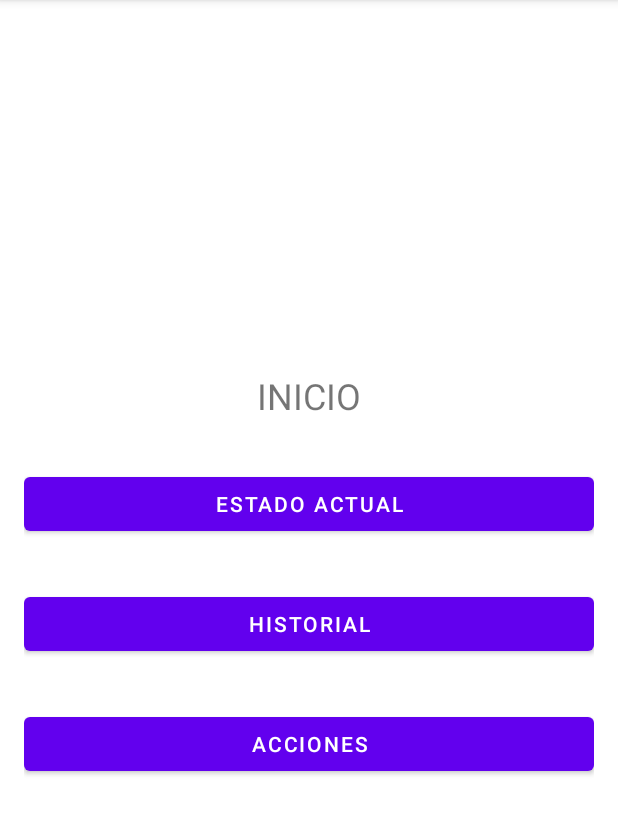
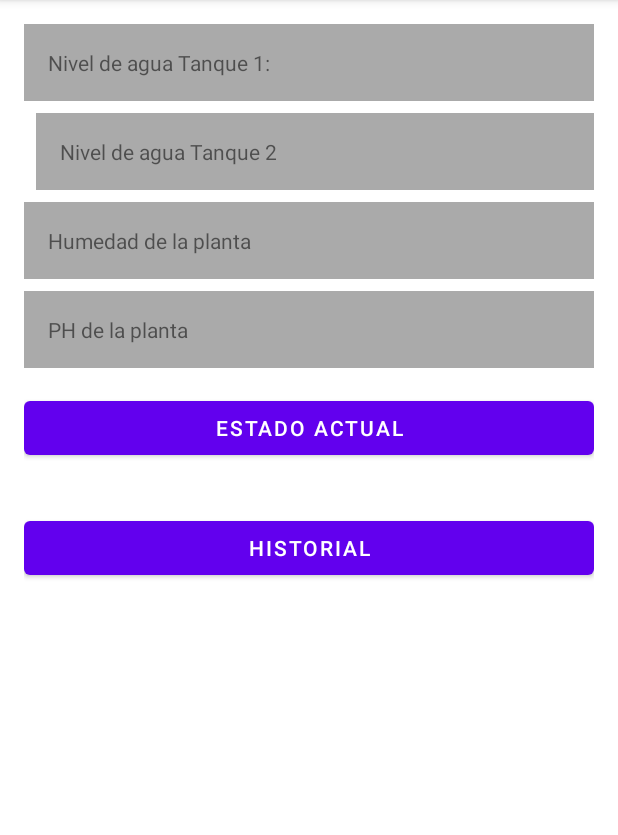
Before and after one commit to CAVB1/ControlTomate, an Android app: the screen it shows after launch (MainActivity), on a phone screen of 412 x 824 dp, the part 84-919 px from its top. Run offline under Robolectric (Android 15) with nearby library versions, the phone set to English and light mode, and no system bars; our stand-ins replace Volley; network calls fail.

Commit message:
Notificaiones y estados de segundo tanque de agua configurados

```diff
--- a/app/src/main/java/com/example/controltomate/MainActivity.java
+++ b/app/src/main/java/com/example/controltomate/MainActivity.java
@@ -9,8 +9,20 @@ import android.os.Build;
 import android.os.Bundle;
 import android.view.View;
 import android.widget.Button;
+import android.widget.TextView;
+
+import com.android.volley.RequestQueue;
+import com.android.volley.Response;
+import com.android.volley.VolleyError;
+import com.android.volley.toolbox.JsonArrayRequest;
+import com.android.volley.toolbox.Volley;
+
+import org.json.JSONArray;
+import org.json.JSONException;
+import org.json.JSONObject;
 
 public class MainActivity extends AppCompatActivity {
+    TextView tanque1, tanque2, humedad, ph;
     public static final String CHANNEL_ID = "MyChannel";
 Button estadoActual, historial, acciones;
     @Override
@@ -30,7 +42,10 @@ Button estadoActual, historial, acciones;
 
         estadoActual=findViewById(R.id.btnEstadoActual);
         historial=findViewById(R.id.btnHistorial);
-        acciones=findViewById(R.id.btnAcciones);
+        tanque1=findViewById(R.id.tanque1);
+        tanque2=findViewById(R.id.tanque2);
+        humedad=findViewById(R.id.humedad);
+        ph=findViewById(R.id.ph);
 
         estadoActual.setOnClickListener(new View.OnClickListener() {
             @Override
@@ -48,13 +63,55 @@ Button estadoActual, historial, acciones;
             }
         });
 
-        acciones.setOnClickListener(new View.OnClickListener() {
+
+
+        JsonArrayRequest jsonArrayRequest= new JsonArrayRequest(HTTPCommunication.SERVER_NAME + "getLastEstado.php", new Response.Listener<JSONArray>() {
             @Override
-            public void onClick(View view) {
-                Intent actions=new Intent(MainActivity.this, Acciones.class);
-                startActivity(actions);
+            public void onResponse(JSONArray response) {
+                try {
+                    JSONObject object=(response.getJSONObject(0));
+                    if(object.getInt("NIVEL_AGUA")<=0){
+                        tanque1.setText("Tanque 1\n Estado: Rellenar agua (0% nivel de agua)");
+                    }else if (object.getInt("NIVEL_AGUA")<10){
+                        tanque1.setText("Tanque 1:\n Estado: Rellenar agua (<10% nivel de agua)");
+
+                    }else if (object.getInt("NIVEL_AGUA")<50){
+                        tanque1.setText("Tanque 1:\n Estado: Se está quedando sin agua (<50% nivel de agua)");
+                    }else {
+                        tanque1.setText("Tanque 1:\n Estado: Niveles de agua correctos (>=50% nivel de agua)");
+
+
+                    }
+
+                    if(object.getInt("NIVEL_AGUA2")<=0){
+                        tanque2.setText("Tanque 2\n Estado: Rellenar agua (0% nivel de agua)");
+                    }else if (object.getInt("NIVEL_AGUA2")<10){
+                        tanque2.setText("Tanque 2:\n Estado: Rellenar agua (<10% nivel de agua)");
+
+                    }else if (object.getInt("NIVEL_AGUA2")<50){
+                        tanque2.setText("Tanque 2:\n Estado: Se está quedando sin agua (<50% nivel de agua)");
+                    }else {
+                        tanque2.setText("Tanque 2:\n Estado: Niveles de agua correctos (>=50% nivel de agua)");
+                    }
+
+                    humedad.setText("Humedad de la planta: "+object.getString("NIVEL_HUMEDAD")+"%\nEstado: Normal");
+
+                    ph.setText("PH de la planta: "+object.getString("NIVEL_PH")+"%");
+
+
+                } catch (JSONException e) {
+                    e.printStackTrace();
+                }
+            }
+        }, new Response.ErrorListener() {
+            @Override
+            public void onErrorResponse(VolleyError error) {
+
             }
         });
+
+        RequestQueue requestQueue= Volley.newRequestQueue(this);
+        requestQueue.add(jsonArrayRequest);
 
     }
 
--- /dev/null
+++ b/app/src/main/res/drawable/border.xml
@@ -0,0 +1,5 @@
+<shape xmlns:android="http://schemas.android.com/apk/res/android">
+    <solid android:color="#FFFFFF" /> <!-- Color de fondo de los bloques -->
+    <stroke android:color="#000000" android:width="2dp" /> <!-- Color y ancho del borde -->
+    <padding android:left="2dp" android:top="2dp" android:right="2dp" android:bottom="2dp" /> <!-- Espacio entre el borde y el contenido -->
+</shape>
--- a/app/src/main/res/layout/activity_main.xml
+++ b/app/src/main/res/layout/activity_main.xml
@@ -1,27 +1,107 @@
 <?xml version="1.0" encoding="utf-8"?>
-<RelativeLayout xmlns:android="http://schemas.android.com/apk/res/android"
+<ScrollView
+    xmlns:android="http://schemas.android.com/apk/res/android"
+    xmlns:tools="http://schemas.android.com/tools"
+    android:layout_width="match_parent"
+    android:layout_height="match_parent">
+<RelativeLayout
     android:layout_width="match_parent"
     android:layout_height="match_parent"
-    android:padding="16dp">
+    android:padding="16dp"
+    tools:context=".MainActivity">
+
+    <!-- Bloque 1 -->
+
+
+
+    <RelativeLayout
+        android:id="@+id/block1"
+        android:layout_width="match_parent"
+        android:layout_height="wrap_content"
+        android:layout_marginBottom="8dp"
+        android:background="@android:color/darker_gray"
+        android:padding="16dp">
+
+        <TextView
+            android:layout_width="wrap_content"
+            android:layout_height="wrap_content"
+            android:text="Nivel de agua Tanque 1:"
+            android:textSize="14sp"
+            android:id="@+id/tanque1"/>
+
+    </RelativeLayout>
+
+    <!-- Bloque 2 -->
+    <RelativeLayout
+        android:id="@+id/block2"
+        android:layout_width="match_parent"
+        android:layout_height="wrap_content"
+        android:layout_centerVertical="true"
+        android:layout_below="@id/block1"
+        android:layout_marginLeft="8dp"
+        android:background="@android:color/darker_gray"
+        android:padding="16dp">
+
+        <TextView
+            android:layout_width="wrap_content"
+            android:layout_height="wrap_content"
+            android:text="Nivel de agua Tanque 2"
+            android:textSize="14sp"
+            android:id="@+id/tanque2"/>
+
+    </RelativeLayout>
+
+    <!-- Bloque 3 -->
+    <RelativeLayout
+        android:id="@+id/block3"
+        android:layout_width="match_parent"
+        android:layout_height="wrap_content"
+        android:layout_below="@id/block2"
+        android:layout_marginTop="8dp"
+        android:background="@android:color/darker_gray"
+        android:padding="16dp">
+
+        <TextView
+            android:layout_width="wrap_content"
+            android:layout_height="wrap_content"
+            android:text="Humedad de la planta"
+            android:textSize="14sp"
+            android:id="@+id/humedad"/>
+
+    </RelativeLayout>
+
+    <!-- Bloque 4 -->
+    <RelativeLayout
+        android:id="@+id/block4"
+        android:layout_width="match_parent"
+        android:layout_height="wrap_content"
+        android:layout_below="@id/block3"
+        android:layout_marginTop="8dp"
+        android:background="@android:color/darker_gray"
+        android:padding="16dp"
+       >
+
+        <TextView
+            android:layout_width="wrap_content"
+            android:layout_height="wrap_content"
+            android:text="PH de la planta"
+            android:textSize="14sp"
+            android:id="@+id/ph"/>
+
+    </RelativeLayout>
+
     <RelativeLayout android:layout_width="match_parent"
         android:layout_height="wrap_content"
-        android:layout_centerInParent="true">
-        <TextView
-            android:id="@+id/textInicio"
-            android:layout_width="wrap_content"
-            android:layout_height="wrap_content"
-            android:text="INICIO"
-            android:textSize="24sp"
-            android:layout_centerHorizontal="true"
+        android:layout_centerInParent="true"
+        android:layout_below="@+id/block4">
 
-            android:layout_marginBottom="16dp"/>
 
         <Button
             android:id="@+id/btnEstadoActual"
             android:layout_width="match_parent"
             android:layout_height="wrap_content"
             android:text="Estado Actual"
-            android:layout_below="@id/textInicio"
+
             android:layout_centerHorizontal="true"
             android:layout_marginTop="16dp"
             android:layout_marginBottom="16dp"/>
@@ -36,18 +116,9 @@
             android:layout_marginTop="16dp"
             android:layout_marginBottom="16dp"/>
 
-        <Button
-            android:id="@+id/btnAcciones"
-            android:layout_width="match_parent"
-            android:layout_height="wrap_content"
-            android:text="Acciones"
-            android:layout_below="@id/btnHistorial"
-            android:layout_centerHorizontal="true"
-            android:layout_marginTop="16dp"/>
+
     </RelativeLayout>
 
 
-
-
-
 </RelativeLayout>
+</ScrollView>
```
Also changed, not shown: app/src/main/AndroidManifest.xml (+9 -1 lines), app/src/main/java/com/example/controltomate/Background.java (+53 -6 lines), app/src/main/java/com/example/controltomate/EstadoActual.java (+27 -12 lines), app/src/main/java/com/example/controltomate/VerPlanta.java (added, +45 -0 lines), app/src/main/res/layout/activity_estado_actual.xml (+10 -23 lines), app/src/main/res/layout/activity_ver_planta.xml (added, +13 -0 lines).
